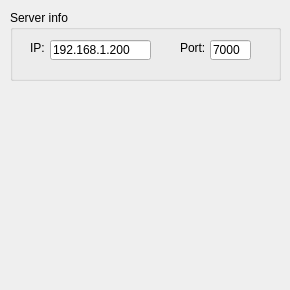
Old version of the form remote.ui in the repository Netrukdyk/RemoteMultimediaServer.
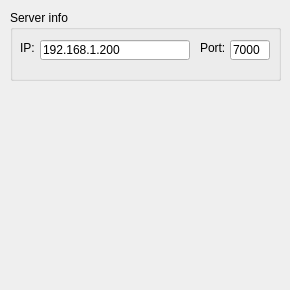
New version of the form. Icons and pictures are not drawn.

```diff
--- a/remote.ui
+++ b/remote.ui
@@ -48,9 +48,9 @@
     <widget class="QLineEdit" name="server_ip">
      <property name="geometry">
       <rect>
-       <x>40</x>
+       <x>30</x>
        <y>30</y>
-       <width>101</width>
+       <width>150</width>
        <height>20</height>
       </rect>
      </property>
@@ -64,9 +64,9 @@
     <widget class="QLineEdit" name="server_port">
      <property name="geometry">
       <rect>
-       <x>200</x>
+       <x>220</x>
        <y>30</y>
-       <width>41</width>
+       <width>40</width>
        <height>20</height>
       </rect>
      </property>
@@ -80,7 +80,7 @@
     <widget class="QLabel" name="label_ip">
      <property name="geometry">
       <rect>
-       <x>20</x>
+       <x>10</x>
        <y>30</y>
        <width>21</width>
        <height>16</height>
@@ -93,7 +93,7 @@
     <widget class="QLabel" name="label_port">
      <property name="geometry">
       <rect>
-       <x>170</x>
+       <x>190</x>
        <y>30</y>
        <width>31</width>
        <height>16</height>
```
